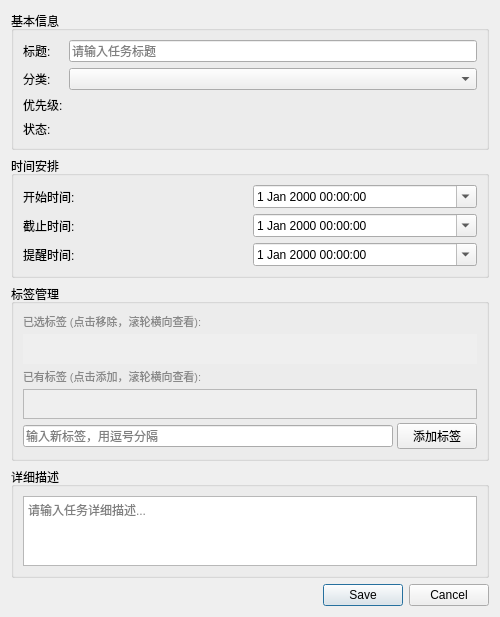
Qt form dialogs/taskdialog.ui (shlzvmry/TaskManagementSystem) before a commit.
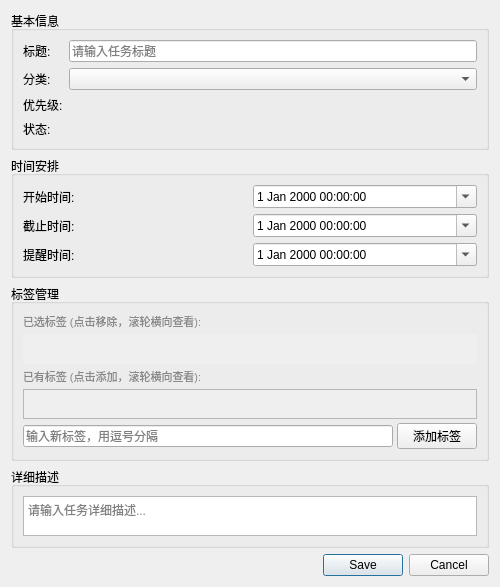
The same form after that commit.

Diff of the .ui file:
```diff
--- a/dialogs/taskdialog.ui
+++ b/dialogs/taskdialog.ui
@@ -7,7 +7,7 @@
     <x>0</x>
     <y>0</y>
     <width>500</width>
-    <height>571</height>
+    <height>540</height>
    </rect>
   </property>
   <property name="windowTitle">
@@ -354,10 +354,10 @@
         <property name="enabled">
          <bool>true</bool>
         </property>
-        <property name="maximumSize">
+        <property name="minimumSize">
          <size>
-          <width>16777215</width>
-          <height>70</height>
+          <width>0</width>
+          <height>40</height>
          </size>
         </property>
         <property name="placeholderText">
```
